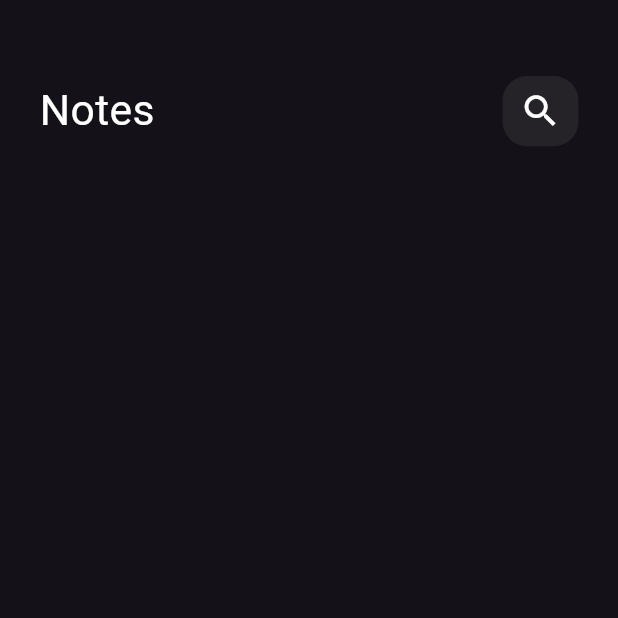
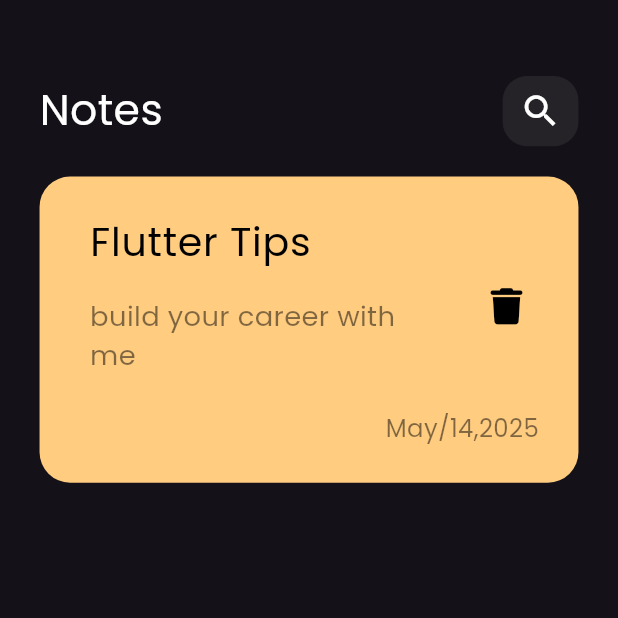
Before and after one commit to KhaledMeaz/notes_app, a Flutter app: the screen it shows after launch, on a phone screen of 412 x 824 dp, the top half of it. Run offline on Flutter 3.47's test engine with Material 3 defaults, Android fonts, the phone set to English and light mode, and no system bars; our stand-ins replace flutter_screenutil, font_awesome_flutter.

Commit message:
Create custom note icon

```diff
--- a/lib/main.dart
+++ b/lib/main.dart
@@ -18,7 +18,7 @@ class NotesApp extends StatelessWidget {
       builder:(context, child) {
         return MaterialApp(
           debugShowCheckedModeBanner: false,
-          theme: ThemeData.dark(),
+          theme: ThemeData(brightness: Brightness.dark,fontFamily: 'Poppins'),
           home: const NotesViews(),
         );
       },
--- /dev/null
+++ b/lib/widgets/custom_note_item.dart
@@ -0,0 +1,58 @@
+import 'package:flutter/material.dart';
+import 'package:flutter_screenutil/flutter_screenutil.dart';
+import 'package:font_awesome_flutter/font_awesome_flutter.dart';
+
+class NotesItem extends StatelessWidget {
+  const NotesItem({super.key});
+
+  @override
+  Widget build(BuildContext context) {
+    return Container(
+      decoration: BoxDecoration(
+        borderRadius: BorderRadius.circular(20.r),
+        color: Color(0xffFFCC80),
+      ),
+      child: Padding(
+        padding: EdgeInsets.only(top: 16.h, bottom: 24.h, left: 16.w),
+        child: Column(
+          crossAxisAlignment: CrossAxisAlignment.end,
+          children: [
+            ListTile(
+              title: Text(
+                'Flutter Tips',
+                style: TextStyle(color: Colors.black, fontSize: 26.sp),
+              ),
+              subtitle: Padding(
+                padding: EdgeInsets.only(top: 16.h, bottom: 16.h),
+                child: Text(
+                  'build your career with me',
+                  style: TextStyle(
+                      color: Colors.black.withOpacity(.5), fontSize: 18.sp),
+                ),
+              ),
+              trailing: IconButton(
+                onPressed: () {},
+                icon: Icon(
+                  FontAwesomeIcons.trash,
+                  color: Colors.black,
+                  size: 24.sp,
+                ),
+              ),
+            ),
+            // Spacer(),
+            Padding(
+              padding: EdgeInsets.only(right: 24.w),
+              child: Text(
+                'May/14,2025',
+                style: TextStyle(
+                  fontSize: 16.sp,
+                  color: Colors.black.withOpacity(.5),
+                ),
+              ),
+            ),
+          ],
+        ),
+      ),
+    );
+  }
+}
--- a/lib/widgets/notes_view_body.dart
+++ b/lib/widgets/notes_view_body.dart
@@ -1,6 +1,8 @@
 import 'package:flutter/material.dart';
 import 'package:flutter_screenutil/flutter_screenutil.dart';
+import 'package:font_awesome_flutter/font_awesome_flutter.dart';
 import 'package:notes_app/widgets/custom_app_bar.dart';
+import 'package:notes_app/widgets/custom_note_item.dart';
 
 class NotesViewBody extends StatelessWidget {
   const NotesViewBody({super.key});
@@ -13,6 +15,8 @@ class NotesViewBody extends StatelessWidget {
         children:  [
           SizedBox(height: 50.h,),
           CustomAppBar(),
+          SizedBox(height: 20.h,),
+          NotesItem(),
         ],
       ),
     );
```
Also changed, not shown: pubspec.yaml (+5 -6 lines), assets/fonts/Poppins-Regular.ttf (added), pubspec.lock.
